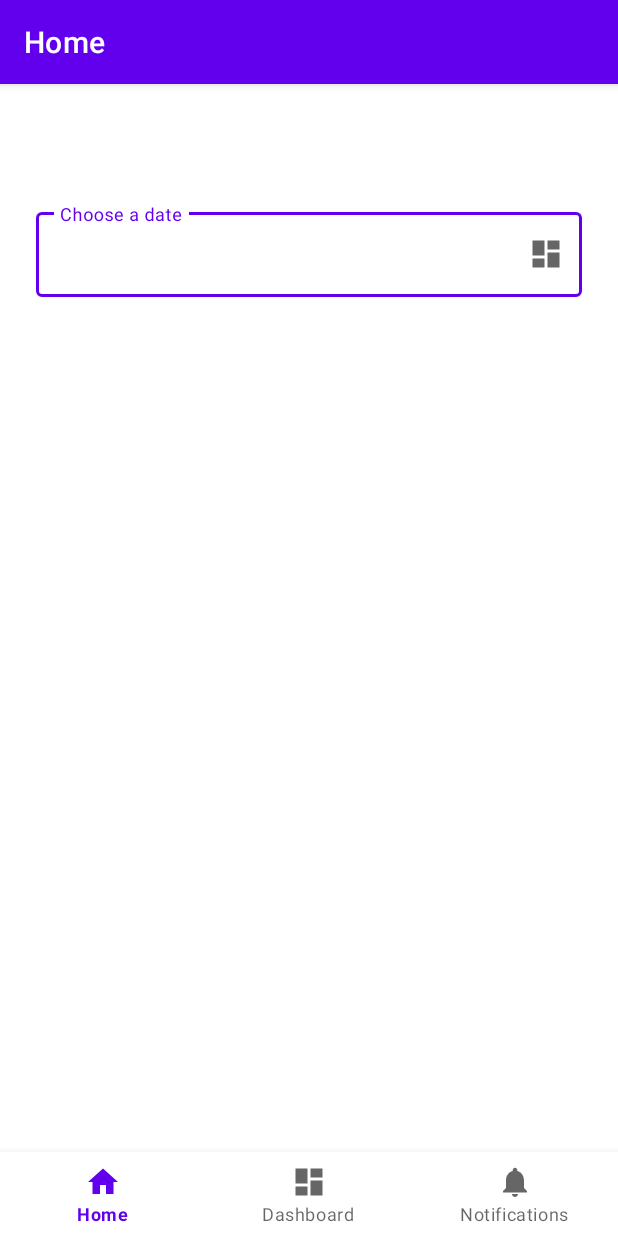
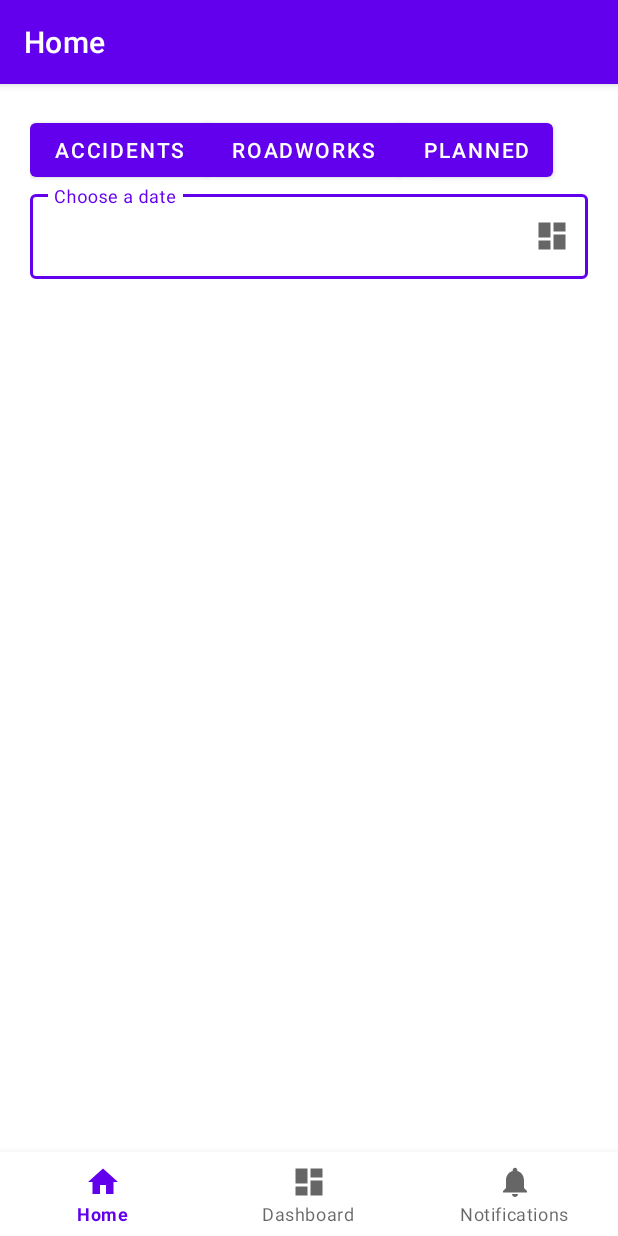
Before and after one commit to J-JohnWills/TrafficScotland, an Android app: the screen it shows after launch (MainActivity), on a phone screen of 412 x 824 dp. Run offline under Robolectric (Android 15) with nearby library versions, the phone set to English and light mode, and no system bars; our stand-ins replace navigation-ui.

Commit message:
Add buttongroup to fragment_home.xml
The buttongroup will allow a user to filter
between the three different RSS feed types,
which will filter the cards being rendered
in the listview.

```diff
--- a/app/src/main/res/layout/activity_main.xml
+++ b/app/src/main/res/layout/activity_main.xml
@@ -3,8 +3,8 @@
     xmlns:app="http://schemas.android.com/apk/res-auto"
     android:id="@+id/container"
     android:layout_width="match_parent"
-    android:layout_height="match_parent"
-    android:paddingTop="?attr/actionBarSize">
+    android:layout_height="match_parent">
+<!--    android:paddingTop="?attr/actionBarSize">-->
 
     <com.google.android.material.bottomnavigation.BottomNavigationView
         android:id="@+id/nav_view"
--- a/app/src/main/res/layout/fragment_home.xml
+++ b/app/src/main/res/layout/fragment_home.xml
@@ -2,10 +2,38 @@
 <androidx.constraintlayout.widget.ConstraintLayout xmlns:android="http://schemas.android.com/apk/res/android"
     xmlns:app="http://schemas.android.com/apk/res-auto"
     xmlns:tools="http://schemas.android.com/tools"
-    android:id="@+id/home_contraint_layout"
+    android:id="@+id/home_constraint_layout"
     android:layout_width="match_parent"
     android:layout_height="match_parent"
-    android:padding="24dp">
+    android:padding="20dp">
+
+    <com.google.android.material.button.MaterialButtonToggleGroup
+        android:id="@+id/home_button_group"
+        android:layout_width="match_parent"
+        android:layout_height="wrap_content"
+
+        app:layout_constraintTop_toTopOf="parent"
+        >
+
+        <com.google.android.material.button.MaterialButton
+            android:id="@+id/accident_button"
+            android:layout_width="wrap_content"
+            android:layout_height="wrap_content"
+            android:text="Accidents" />
+
+        <com.google.android.material.button.MaterialButton
+            android:id="@+id/roadworks_button"
+            android:layout_width="wrap_content"
+            android:layout_height="wrap_content"
+            android:text="Roadworks" />
+
+        <com.google.android.material.button.MaterialButton
+            android:id="@+id/planned_roadworks_button"
+            android:layout_width="wrap_content"
+            android:layout_height="wrap_content"
+            android:text="Planned" />
+
+    </com.google.android.material.button.MaterialButtonToggleGroup>
 
 
     <com.google.android.material.textfield.TextInputLayout
@@ -16,7 +44,7 @@
         app:endIconDrawable="@drawable/ic_dashboard_black_24dp"
         app:endIconMode="custom"
         app:errorEnabled="false"
-        app:layout_constraintTop_toTopOf="parent">
+        app:layout_constraintTop_toBottomOf="@id/home_button_group">
 
         <com.google.android.material.textfield.TextInputEditText
             android:id="@+id/home_date_field"
--- a/app/src/main/res/layout/traffic_scotland_item_card.xml
+++ b/app/src/main/res/layout/traffic_scotland_item_card.xml
@@ -7,7 +7,7 @@
     android:layout_gravity="center"
     android:elevation="6dp"
     app:cardBackgroundColor="@color/cardview_dark_background"
-    app:cardCornerRadius="8dp">
+    app:cardCornerRadius="99dp">
 
     <LinearLayout
         android:layout_width="match_parent"
```
